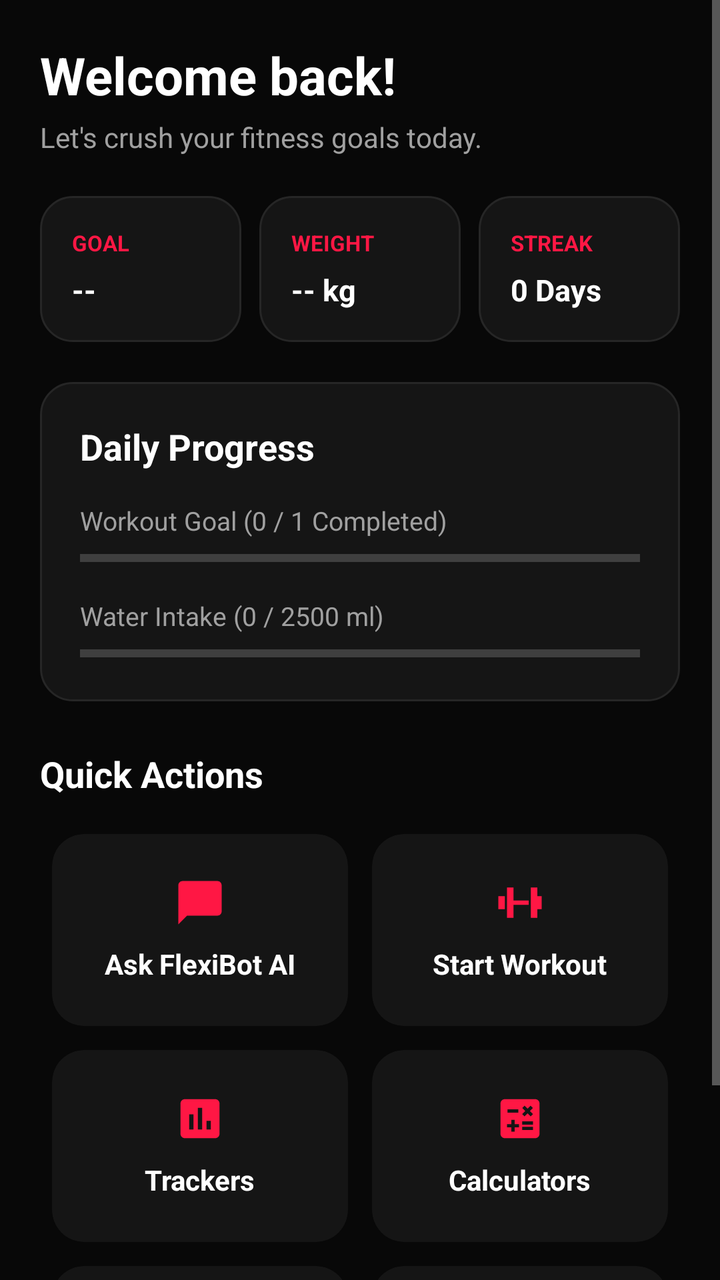
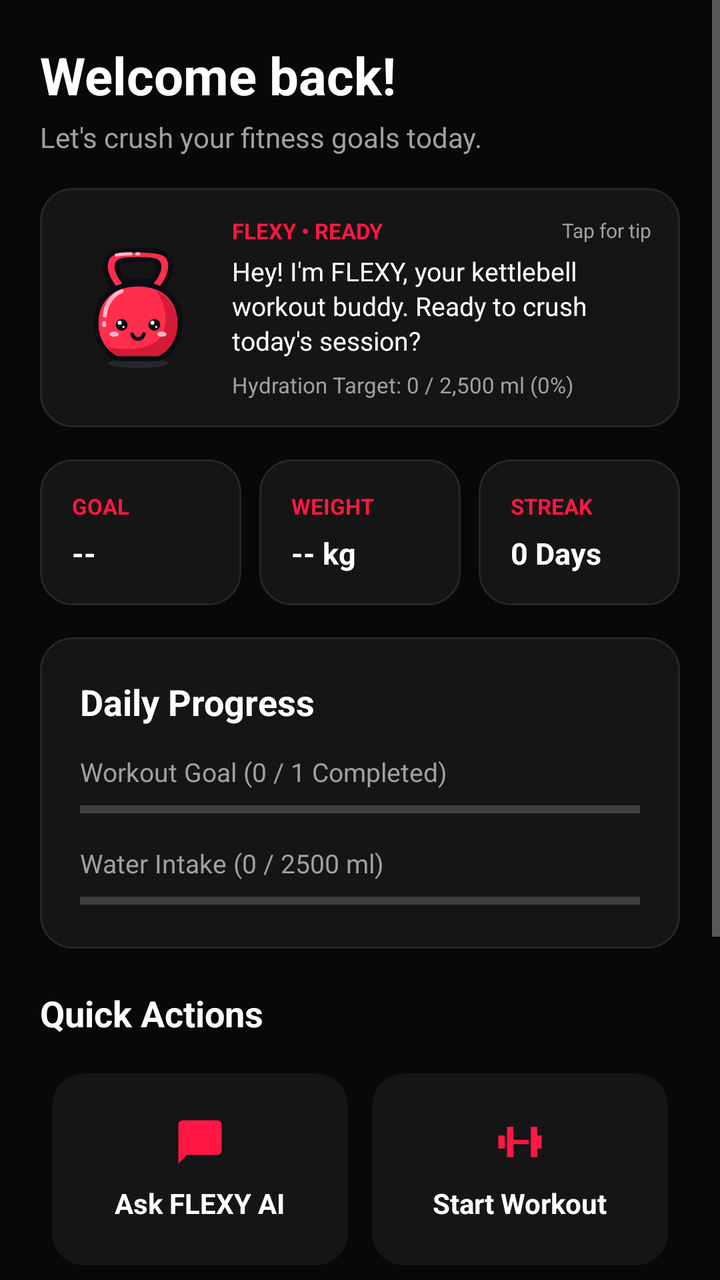

Before-and-after screenshots of an Android layout around one commit, followed by the original layout XML and the change that was made.
<!-- AndroidManifest.xml: application theme Theme.FlexiBot -->
<!-- res/layout/fragment_home.xml -->
<?xml version="1.0" encoding="utf-8"?>
<ScrollView xmlns:android="http://schemas.android.com/apk/res/android"
    xmlns:app="http://schemas.android.com/apk/res-auto"
    android:layout_width="match_parent"
    android:layout_height="match_parent"
    android:background="@color/black_primary"
    android:fillViewport="true">

    <LinearLayout
        android:layout_width="match_parent"
        android:layout_height="wrap_content"
        android:orientation="vertical"
        android:padding="20dp">

        
        <TextView
            android:id="@+id/tvHomeGreeting"
            android:layout_width="wrap_content"
            android:layout_height="wrap_content"
            android:text="Welcome back!"
            android:textColor="@color/white"
            android:textSize="26sp"
            android:textStyle="bold" />

        <TextView
            android:id="@+id/tvHomeSubtitle"
            android:layout_width="wrap_content"
            android:layout_height="wrap_content"
            android:layout_marginTop="4dp"
            android:text="Let's crush your fitness goals today."
            android:textColor="@color/grey_text"
            android:textSize="14sp" />

        
        <LinearLayout
            android:layout_width="match_parent"
            android:layout_height="wrap_content"
            android:layout_marginTop="20dp"
            android:baselineAligned="false"
            android:orientation="horizontal">

            
            <LinearLayout
                android:layout_width="0dp"
                android:layout_height="wrap_content"
                android:layout_marginEnd="6dp"
                android:layout_weight="1"
                android:background="@drawable/bg_card_dark"
                android:orientation="vertical"
                android:padding="16dp">

                <TextView
                    android:layout_width="wrap_content"
                    android:layout_height="wrap_content"
                    android:text="GOAL"
                    android:textColor="@color/electric_red"
                    android:textSize="11sp"
                    android:textStyle="bold" />

                <TextView
                    android:id="@+id/tvHomeGoal"
                    android:layout_width="wrap_content"
                    android:layout_height="wrap_content"
                    android:layout_marginTop="6dp"
                    android:text="--"
                    android:textColor="@color/white"
                    android:textSize="15sp"
                    android:textStyle="bold" />
            </LinearLayout>

            
            <LinearLayout
                android:layout_width="0dp"
                android:layout_height="wrap_content"
                android:layout_marginHorizontal="3dp"
                android:layout_weight="1"
                android:background="@drawable/bg_card_dark"
                android:orientation="vertical"
                android:padding="16dp">

                <TextView
                    android:layout_width="wrap_content"
                    android:layout_height="wrap_content"
                    android:text="WEIGHT"
                    android:textColor="@color/electric_red"
                    android:textSize="11sp"
                    android:textStyle="bold" />

                <TextView
                    android:id="@+id/tvHomeWeight"
                    android:layout_width="wrap_content"
                    android:layout_height="wrap_content"
                    android:layout_marginTop="6dp"
                    android:text="-- kg"
                    android:textColor="@color/white"
                    android:textSize="15sp"
                    android:textStyle="bold" />
            </LinearLayout>

            
            <LinearLayout
                android:layout_width="0dp"
                android:layout_height="wrap_content"
                android:layout_marginStart="6dp"
                android:layout_weight="1"
                android:background="@drawable/bg_card_dark"
                android:orientation="vertical"
                android:padding="16dp">

                <TextView
                    android:layout_width="wrap_content"
                    android:layout_height="wrap_content"
                    android:text="STREAK"
                    android:textColor="@color/electric_red"
                    android:textSize="11sp"
                    android:textStyle="bold" />

                <TextView
                    android:id="@+id/tvHomeStreak"
                    android:layout_width="wrap_content"
                    android:layout_height="wrap_content"
                    android:layout_marginTop="6dp"
                    android:text="0 Days"
                    android:textColor="@color/white"
                    android:textSize="15sp"
                    android:textStyle="bold" />
            </LinearLayout>
        </LinearLayout>

        
        <LinearLayout
            android:layout_width="match_parent"
            android:layout_height="wrap_content"
            android:layout_marginTop="20dp"
            android:background="@drawable/bg_card_dark"
            android:orientation="vertical"
            android:padding="20dp">

            <TextView
                android:layout_width="wrap_content"
                android:layout_height="wrap_content"
                android:text="Daily Progress"
                android:textColor="@color/white"
                android:textSize="18sp"
                android:textStyle="bold" />

            <TextView
                android:id="@+id/tvHomeWorkoutLabel"
                android:layout_width="wrap_content"
                android:layout_height="wrap_content"
                android:layout_marginTop="16dp"
                android:text="Workout Goal (0 / 1 Completed)"
                android:textColor="@color/grey_text"
                android:textSize="13sp" />

            <ProgressBar
                android:id="@+id/pbWorkoutProgress"
                style="?android:attr/progressBarStyleHorizontal"
                android:layout_width="match_parent"
                android:layout_height="8dp"
                android:layout_marginTop="6dp"
                android:max="100"
                android:progress="0"
                android:progressTint="@color/electric_red" />

            <TextView
                android:id="@+id/tvHomeWaterLabel"
                android:layout_width="wrap_content"
                android:layout_height="wrap_content"
                android:layout_marginTop="16dp"
                android:text="Water Intake (0 / 2500 ml)"
                android:textColor="@color/grey_text"
                android:textSize="13sp" />

            <ProgressBar
                android:id="@+id/pbWaterProgress"
                style="?android:attr/progressBarStyleHorizontal"
                android:layout_width="match_parent"
                android:layout_height="8dp"
                android:layout_marginTop="6dp"
                android:max="100"
                android:progress="0"
                android:progressTint="@color/electric_red" />
        </LinearLayout>

        
        <TextView
            android:layout_width="wrap_content"
            android:layout_height="wrap_content"
            android:layout_marginTop="24dp"
            android:text="Quick Actions"
            android:textColor="@color/white"
            android:textSize="18sp"
            android:textStyle="bold" />

        <GridLayout
            android:layout_width="match_parent"
            android:layout_height="wrap_content"
            android:layout_marginTop="12dp"
            android:columnCount="2"
            android:rowCount="3">

            
            <androidx.cardview.widget.CardView
                android:id="@+id/cardAIChat"
                android:layout_width="0dp"
                android:layout_height="96dp"
                android:layout_rowWeight="1"
                android:layout_columnWeight="1"
                android:layout_margin="6dp"
                app:cardBackgroundColor="@color/black_secondary"
                app:cardCornerRadius="16dp"
                app:cardElevation="0dp">

                <LinearLayout
                    android:layout_width="match_parent"
                    android:layout_height="match_parent"
                    android:gravity="center"
                    android:orientation="vertical"
                    android:padding="12dp">

                    <ImageView
                        android:layout_width="26dp"
                        android:layout_height="26dp"
                        android:src="@drawable/ic_chat"
                        app:tint="@color/electric_red" />

                    <TextView
                        android:layout_width="wrap_content"
                        android:layout_height="wrap_content"
                        android:layout_marginTop="8dp"
                        android:text="Ask FlexiBot AI"
                        android:textColor="@color/white"
                        android:textSize="14sp"
                        android:textStyle="bold" />
                </LinearLayout>
            </androidx.cardview.widget.CardView>

            
            <androidx.cardview.widget.CardView
                android:id="@+id/cardWorkouts"
                android:layout_width="0dp"
                android:layout_height="96dp"
                android:layout_rowWeight="1"
                android:layout_columnWeight="1"
                android:layout_margin="6dp"
                app:cardBackgroundColor="@color/black_secondary"
                app:cardCornerRadius="16dp"
                app:cardElevation="0dp">

                <LinearLayout
                    android:layout_width="match_parent"
                    android:layout_height="match_parent"
                    android:gravity="center"
                    android:orientation="vertical"
                    android:padding="12dp">

                    <ImageView
                        android:layout_width="26dp"
                        android:layout_height="26dp"
                        android:src="@drawable/ic_workout"
                        app:tint="@color/electric_red" />

                    <TextView
                        android:layout_width="wrap_content"
                        android:layout_height="wrap_content"
                        android:layout_marginTop="8dp"
                        android:text="Start Workout"
                        android:textColor="@color/white"
                        android:textSize="14sp"
                        android:textStyle="bold" />
                </LinearLayout>
            </androidx.cardview.widget.CardView>

            
            <androidx.cardview.widget.CardView
                android:id="@+id/cardTrackers"
                android:layout_width="0dp"
                android:layout_height="96dp"
                android:layout_rowWeight="1"
                android:layout_columnWeight="1"
                android:layout_margin="6dp"
                app:cardBackgroundColor="@color/black_secondary"
                app:cardCornerRadius="16dp"
                app:cardElevation="0dp">

                <LinearLayout
                    android:layout_width="match_parent"
                    android:layout_height="match_parent"
                    android:gravity="center"
                    android:orientation="vertical"
                    android:padding="12dp">

                    <ImageView
                        android:layout_width="26dp"
                        android:layout_height="26dp"
                        android:src="@drawable/ic_tracker"
                        app:tint="@color/electric_red" />

                    <TextView
                        android:layout_width="wrap_content"
                        android:layout_height="wrap_content"
                        android:layout_marginTop="8dp"
                        android:text="Trackers"
                        android:textColor="@color/white"
                        android:textSize="14sp"
                        android:textStyle="bold" />
                </LinearLayout>
            </androidx.cardview.widget.CardView>

            
            <androidx.cardview.widget.CardView
                android:id="@+id/cardCalculators"
                android:layout_width="0dp"
                android:layout_height="96dp"
                android:layout_rowWeight="1"
                android:layout_columnWeight="1"
                android:layout_margin="6dp"
                app:cardBackgroundColor="@color/black_secondary"
                app:cardCornerRadius="16dp"
                app:cardElevation="0dp">

                <LinearLayout
                    android:layout_width="match_parent"
                    android:layout_height="match_parent"
                    android:gravity="center"
                    android:orientation="vertical"
                    android:padding="12dp">

                    <ImageView
                        android:layout_width="26dp"
                        android:layout_height="26dp"
                        android:src="@drawable/ic_calculator"
                        app:tint="@color/electric_red" />

                    <TextView
                        android:layout_width="wrap_content"
                        android:layout_height="wrap_content"
                        android:layout_marginTop="8dp"
                        android:text="Calculators"
                        android:textColor="@color/white"
                        android:textSize="14sp"
                        android:textStyle="bold" />
                </LinearLayout>
            </androidx.cardview.widget.CardView>

            
            <androidx.cardview.widget.CardView
                android:id="@+id/cardDashboardQuick"
                android:layout_width="0dp"
                android:layout_height="96dp"
                android:layout_rowWeight="1"
                android:layout_columnWeight="1"
                android:layout_margin="6dp"
                app:cardBackgroundColor="@color/black_secondary"
                app:cardCornerRadius="16dp"
                app:cardElevation="0dp">

                <LinearLayout
                    android:layout_width="match_parent"
                    android:layout_height="match_parent"
                    android:gravity="center"
                    android:orientation="vertical"
                    android:padding="12dp">

                    <ImageView
                        android:layout_width="26dp"
                        android:layout_height="26dp"
                        android:src="@drawable/ic_dashboard"
                        app:tint="@color/electric_red" />

                    <TextView
                        android:layout_width="wrap_content"
                        android:layout_height="wrap_content"
                        android:layout_marginTop="8dp"
                        android:text="Dashboard"
                        android:textColor="@color/white"
                        android:textSize="14sp"
                        android:textStyle="bold" />
                </LinearLayout>
            </androidx.cardview.widget.CardView>
            
            <androidx.cardview.widget.CardView
                android:id="@+id/cardReminders"
                android:layout_width="0dp"
                android:layout_height="96dp"
                android:layout_rowWeight="1"
                android:layout_columnWeight="1"
                android:layout_margin="6dp"
                app:cardBackgroundColor="@color/black_secondary"
                app:cardCornerRadius="16dp"
                app:cardElevation="0dp">

                <LinearLayout
                    android:layout_width="match_parent"
                    android:layout_height="match_parent"
                    android:gravity="center"
                    android:orientation="vertical"
                    android:padding="12dp">

                    <ImageView
                        android:layout_width="26dp"
                        android:layout_height="26dp"
                        android:src="@drawable/ic_notifications"
                        app:tint="@color/electric_red" />

                    <TextView
                        android:layout_width="wrap_content"
                        android:layout_height="wrap_content"
                        android:layout_marginTop="8dp"
                        android:text="Reminders"
                        android:textColor="@color/white"
                        android:textSize="14sp"
                        android:textStyle="bold" />
                </LinearLayout>
            </androidx.cardview.widget.CardView>
        </GridLayout>

    </LinearLayout>
</ScrollView>
<!-- resources referenced by this layout -->
<resources>
  <color name="black_primary">#080808</color>
  <color name="black_secondary">#151515</color>
  <color name="electric_red">#FF1744</color>
  <color name="grey_text">#A0A0A0</color>
  <color name="white">#FFFFFF</color>
  <!-- drawable bg_card_dark (drawable) -->
  <?xml version="1.0" encoding="utf-8"?>
  <shape xmlns:android="http://schemas.android.com/apk/res/android">
  
      <solid android:color="@color/black_secondary" />
  
      <corners android:radius="16dp" />
  
      <stroke
          android:width="1dp"
          android:color="#262626" />
  
  </shape>
  <!-- drawable ic_chat (drawable) -->
  <vector xmlns:android="http://schemas.android.com/apk/res/android"
      android:width="24dp"
      android:height="24dp"
      android:viewportWidth="24"
      android:viewportHeight="24">
      <path
          android:fillColor="#FFFFFF"
          android:pathData="M20,2H4c-1.1,0 -1.99,0.9 -1.99,2L2,22l4,-4h14c1.1,0 2,-0.9 2,-2V4c0,-1.1 -0.9,-2 -2,-2z" />
  </vector>
  <!-- drawable ic_dashboard (drawable) -->
  <vector xmlns:android="http://schemas.android.com/apk/res/android"
      android:width="24dp"
      android:height="24dp"
      android:viewportWidth="24"
      android:viewportHeight="24">
      <path
          android:fillColor="#FFFFFF"
          android:pathData="M3,13h8V3H3v10zm0,8h8v-6H3v6zm10,0h8V11h-8v10zm0,-18v6h8V3h-8z" />
  </vector>
  <!-- drawable ic_notifications (drawable) -->
  <vector xmlns:android="http://schemas.android.com/apk/res/android"
      android:width="24dp"
      android:height="24dp"
      android:viewportWidth="24"
      android:viewportHeight="24">
      <path
          android:fillColor="#FFFFFF"
          android:pathData="M12,22c1.1,0 2,-0.9 2,-2h-4c0,1.1 0.89,2 2,2zM18,16v-5c0,-3.07 -1.64,-5.64 -4.5,-6.32V4c0,-0.83 -0.67,-1.5 -1.5,-1.5s-1.5,0.67 -1.5,1.5v0.68C7.63,5.36 6,7.92 6,11v5l-2,2v1h16v-1l-2,-2z" />
  </vector>
  <!-- drawable ic_tracker (drawable) -->
  <vector xmlns:android="http://schemas.android.com/apk/res/android"
      android:width="24dp"
      android:height="24dp"
      android:viewportWidth="24"
      android:viewportHeight="24">
      <path
          android:fillColor="#FFFFFF"
          android:pathData="M19,3H5c-1.1,0 -2,0.9 -2,2v14c0,1.1 0.9,2 2,2h14c1.1,0 2,-0.9 2,-2V5c0,-1.1 -0.9,-2 -2,-2zM9,17H7v-7h2v7zm4,0h-2V7h2v10zm4,0h-2v-4h2v4z" />
  </vector>
  <!-- drawable ic_workout (drawable) -->
  <vector xmlns:android="http://schemas.android.com/apk/res/android"
      android:width="24dp"
      android:height="24dp"
      android:viewportWidth="24"
      android:viewportHeight="24">
      <path
          android:fillColor="#FFFFFF"
          android:pathData="M6,5v14h3V5H6zm11,0v14h3V5h-3zM2,9v6h3V9H2zm17,0v6h3V9h-3zM8,11v2h8v-2H8z" />
  </vector>
  <style name="Theme.FlexiBot" parent="Base.Theme.FlexiBot" />
  <style name="Base.Theme.FlexiBot" parent="Theme.MaterialComponents.NoActionBar">
          
          <item name="colorPrimary">@color/electric_red</item>
          <item name="colorPrimaryVariant">@color/dark_red</item>
          <item name="colorOnPrimary">@color/white</item>
  
          
          <item name="android:windowBackground">@color/black_primary</item>
          <item name="android:textColorPrimary">@color/white</item>
          <item name="android:textColorSecondary">@color/grey_text</item>
  
          
          <item name="android:statusBarColor">@color/black_primary</item>
      </style>
  <color name="dark_red">#B00020</color>
  <!-- unchanged entries left out for length: 1 -->
</resources>

<!-- the commit's change to res/layout/fragment_home.xml (unified diff, before → after) -->
@@ -33,9 +33,79 @@
 
         
         <LinearLayout
+            android:id="@+id/cardFlexyBuddy"
             android:layout_width="match_parent"
             android:layout_height="wrap_content"
-            android:layout_marginTop="20dp"
+            android:layout_marginTop="16dp"
+            android:background="@drawable/bg_card_dark"
+            android:gravity="center_vertical"
+            android:orientation="horizontal"
+            android:padding="14dp">
+
+            <ImageView
+                android:id="@+id/ivFlexyAvatar"
+                android:layout_width="70dp"
+                android:layout_height="70dp"
+                android:contentDescription="FLEXY Fitness Buddy"
+                android:src="@drawable/ic_flexy_avatar" />
+
+            <LinearLayout
+                android:layout_width="0dp"
+                android:layout_height="wrap_content"
+                android:layout_marginStart="12dp"
+                android:layout_weight="1"
+                android:orientation="vertical">
+
+                <LinearLayout
+                    android:layout_width="match_parent"
+                    android:layout_height="wrap_content"
+                    android:gravity="center_vertical"
+                    android:orientation="horizontal">
+
+                    <TextView
+                        android:id="@+id/tvFlexyMoodBadge"
+                        android:layout_width="0dp"
+                        android:layout_height="wrap_content"
+                        android:layout_weight="1"
+                        android:text="FLEXY • READY"
+                        android:textColor="@color/electric_red"
+                        android:textSize="11sp"
+                        android:textStyle="bold" />
+
+                    <TextView
+                        android:layout_width="wrap_content"
+                        android:layout_height="wrap_content"
+                        android:text="Tap for tip"
+                        android:textColor="@color/grey_text"
+                        android:textSize="10sp" />
+                </LinearLayout>
+
+                <TextView
+                    android:id="@+id/tvFlexySpeech"
+                    android:layout_width="match_parent"
+                    android:layout_height="wrap_content"
+                    android:layout_marginTop="4dp"
+                    android:lineSpacingExtra="2dp"
+                    android:text="Hey! I'm FLEXY, your kettlebell workout buddy. Ready to crush today's session?"
+                    android:textColor="@color/white"
+                    android:textSize="13sp" />
+
+                <TextView
+                    android:id="@+id/tvFlexyHydrationStatus"
+                    android:layout_width="match_parent"
+                    android:layout_height="wrap_content"
+                    android:layout_marginTop="6dp"
+                    android:text="Hydration Target: 0 / 2,500 ml (0%)"
+                    android:textColor="@color/grey_text"
+                    android:textSize="11sp" />
+            </LinearLayout>
+        </LinearLayout>
+
+        
+        <LinearLayout
+            android:layout_width="match_parent"
+            android:layout_height="wrap_content"
+            android:layout_marginTop="16dp"
             android:baselineAligned="false"
             android:orientation="horizontal">
 
@@ -131,7 +201,7 @@
         <LinearLayout
             android:layout_width="match_parent"
             android:layout_height="wrap_content"
-            android:layout_marginTop="20dp"
+            android:layout_marginTop="16dp"
             android:background="@drawable/bg_card_dark"
             android:orientation="vertical"
             android:padding="20dp">
@@ -148,7 +218,7 @@
                 android:id="@+id/tvHomeWorkoutLabel"
                 android:layout_width="wrap_content"
                 android:layout_height="wrap_content"
-                android:layout_marginTop="16dp"
+                android:layout_marginTop="14dp"
                 android:text="Workout Goal (0 / 1 Completed)"
                 android:textColor="@color/grey_text"
                 android:textSize="13sp" />
@@ -167,7 +237,7 @@
                 android:id="@+id/tvHomeWaterLabel"
                 android:layout_width="wrap_content"
                 android:layout_height="wrap_content"
-                android:layout_marginTop="16dp"
+                android:layout_marginTop="14dp"
                 android:text="Water Intake (0 / 2500 ml)"
                 android:textColor="@color/grey_text"
                 android:textSize="13sp" />
@@ -187,7 +257,7 @@
         <TextView
             android:layout_width="wrap_content"
             android:layout_height="wrap_content"
-            android:layout_marginTop="24dp"
+            android:layout_marginTop="20dp"
             android:text="Quick Actions"
             android:textColor="@color/white"
             android:textSize="18sp"
@@ -229,7 +299,7 @@
                         android:layout_width="wrap_content"
                         android:layout_height="wrap_content"
                         android:layout_marginTop="8dp"
-                        android:text="Ask FlexiBot AI"
+                        android:text="Ask FLEXY AI"
                         android:textColor="@color/white"
                         android:textSize="14sp"
                         android:textStyle="bold" />
@@ -379,6 +449,7 @@
                         android:textStyle="bold" />
                 </LinearLayout>
             </androidx.cardview.widget.CardView>
+
             
             <androidx.cardview.widget.CardView
                 android:id="@+id/cardReminders"
<!-- resource entries referenced after the edit -->
@@ -38,6 +38,7 @@
           android:fillColor="#FFFFFF"
           android:pathData="M3,13h8V3H3v10zm0,8h8v-6H3v6zm10,0h8V11h-8v10zm0,-18v6h8V3h-8z" />
   </vector>
+  <!-- drawable ic_flexy_avatar: vector/xml drawable (drawable, 4354 chars, omitted) -->
   <!-- drawable ic_notifications (drawable) -->
   <vector xmlns:android="http://schemas.android.com/apk/res/android"
       android:width="24dp"
